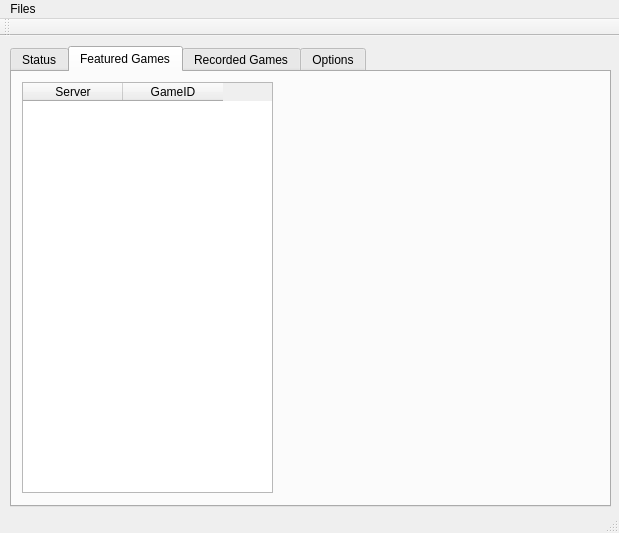
First picture: the form in mainwindow.ui, repository Aztorius/legendsreplay, before the edit.
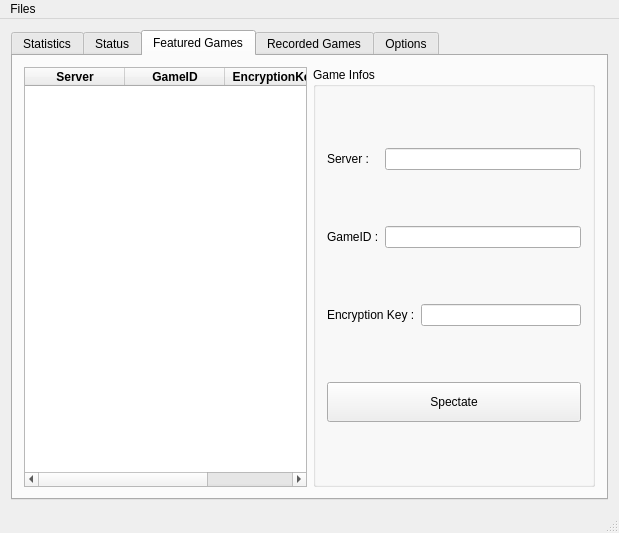
Second picture: the form after the edit.

```diff
--- a/mainwindow.ui
+++ b/mainwindow.ui
@@ -17,18 +17,17 @@
    <enum>Qt::ToolButtonIconOnly</enum>
   </property>
   <widget class="QWidget" name="centralWidget">
+   <layout class="QGridLayout" name="gridLayout_2">
+    <item row="0" column="0">
    <widget class="QTabWidget" name="tabWidget">
-    <property name="geometry">
-     <rect>
-      <x>10</x>
-      <y>10</y>
-      <width>601</width>
-      <height>461</height>
-     </rect>
-    </property>
     <property name="currentIndex">
-     <number>1</number>
-    </property>
+       <number>2</number>
+      </property>
+      <widget class="QWidget" name="tab_5">
+       <attribute name="title">
+        <string>Statistics</string>
+       </attribute>
+      </widget>
     <widget class="QWidget" name="tab">
      <attribute name="title">
       <string>Status</string>
@@ -108,26 +107,142 @@
      <attribute name="title">
       <string>Featured Games</string>
      </attribute>
+       <layout class="QGridLayout" name="gridLayout">
+        <item row="0" column="0" rowspan="2">
      <widget class="QTableWidget" name="tableWidget">
-      <property name="geometry">
-       <rect>
-        <x>10</x>
-        <y>10</y>
-        <width>251</width>
-        <height>411</height>
-       </rect>
-      </property>
+          <property name="editTriggers">
+           <set>QAbstractItemView::NoEditTriggers</set>
+          </property>
+          <property name="alternatingRowColors">
+           <bool>true</bool>
+          </property>
+          <property name="selectionMode">
+           <enum>QAbstractItemView::SingleSelection</enum>
+          </property>
+          <property name="selectionBehavior">
+           <enum>QAbstractItemView::SelectRows</enum>
+          </property>
+          <property name="sortingEnabled">
+           <bool>true</bool>
+          </property>
+          <attribute name="horizontalHeaderHighlightSections">
+           <bool>false</bool>
+          </attribute>
+          <attribute name="horizontalHeaderShowSortIndicator" stdset="0">
+           <bool>true</bool>
+          </attribute>
+          <attribute name="verticalHeaderDefaultSectionSize">
+           <number>20</number>
+          </attribute>
+          <attribute name="verticalHeaderShowSortIndicator" stdset="0">
+           <bool>false</bool>
+          </attribute>
       <column>
        <property name="text">
         <string>Server</string>
        </property>
+           <property name="font">
+            <font>
+             <weight>75</weight>
+             <bold>true</bold>
+            </font>
+           </property>
       </column>
       <column>
        <property name="text">
         <string>GameID</string>
        </property>
-      </column>
-     </widget>
+           <property name="font">
+            <font>
+             <weight>75</weight>
+             <bold>true</bold>
+            </font>
+           </property>
+          </column>
+          <column>
+           <property name="text">
+            <string>EncryptionKey</string>
+           </property>
+           <property name="font">
+            <font>
+             <weight>75</weight>
+             <bold>true</bold>
+            </font>
+           </property>
+          </column>
+         </widget>
+        </item>
+        <item row="0" column="1" rowspan="2">
+         <widget class="QGroupBox" name="groupBox">
+          <property name="minimumSize">
+           <size>
+            <width>250</width>
+            <height>0</height>
+           </size>
+          </property>
+          <property name="title">
+           <string>Game Infos</string>
+          </property>
+          <layout class="QGridLayout" name="gridLayout_4">
+           <item row="0" column="0">
+            <widget class="QLabel" name="label_6">
+             <property name="text">
+              <string>Server :</string>
+             </property>
+            </widget>
+           </item>
+           <item row="0" column="1" colspan="2">
+            <widget class="QLineEdit" name="lineEdit_2">
+             <property name="readOnly">
+              <bool>true</bool>
+             </property>
+            </widget>
+           </item>
+           <item row="1" column="0">
+            <widget class="QLabel" name="label_5">
+             <property name="text">
+              <string>GameID :</string>
+             </property>
+            </widget>
+           </item>
+           <item row="1" column="1" colspan="2">
+            <widget class="QLineEdit" name="lineEdit">
+             <property name="readOnly">
+              <bool>true</bool>
+             </property>
+            </widget>
+           </item>
+           <item row="2" column="0" colspan="2">
+            <widget class="QLabel" name="label_7">
+             <property name="text">
+              <string>Encryption Key :</string>
+             </property>
+            </widget>
+           </item>
+           <item row="2" column="2">
+            <widget class="QLineEdit" name="lineEdit_3">
+             <property name="readOnly">
+              <bool>true</bool>
+             </property>
+            </widget>
+           </item>
+           <item row="3" column="0" colspan="3">
+            <widget class="QPushButton" name="pushButton">
+             <property name="minimumSize">
+              <size>
+               <width>0</width>
+               <height>40</height>
+              </size>
+             </property>
+             <property name="text">
+              <string>Spectate</string>
+             </property>
+            </widget>
+           </item>
+          </layout>
+         </widget>
+        </item>
+       </layout>
     </widget>
     <widget class="QWidget" name="tab_3">
      <attribute name="title">
@@ -190,6 +305,8 @@
      </widget>
     </widget>
    </widget>
+    </item>
+   </layout>
   </widget>
   <widget class="QMenuBar" name="menuBar">
    <property name="geometry">
@@ -208,14 +325,6 @@
    </widget>
    <addaction name="menuFiles"/>
   </widget>
-  <widget class="QToolBar" name="mainToolBar">
-   <attribute name="toolBarArea">
-    <enum>TopToolBarArea</enum>
-   </attribute>
-   <attribute name="toolBarBreak">
-    <bool>false</bool>
-   </attribute>
-  </widget>
   <widget class="QStatusBar" name="statusBar"/>
   <action name="actionOpen">
    <property name="text">
```
Left out of the diff: 114 changed lines with no effect on the pictures. Lines whose indentation alone changed are shown as unchanged.
